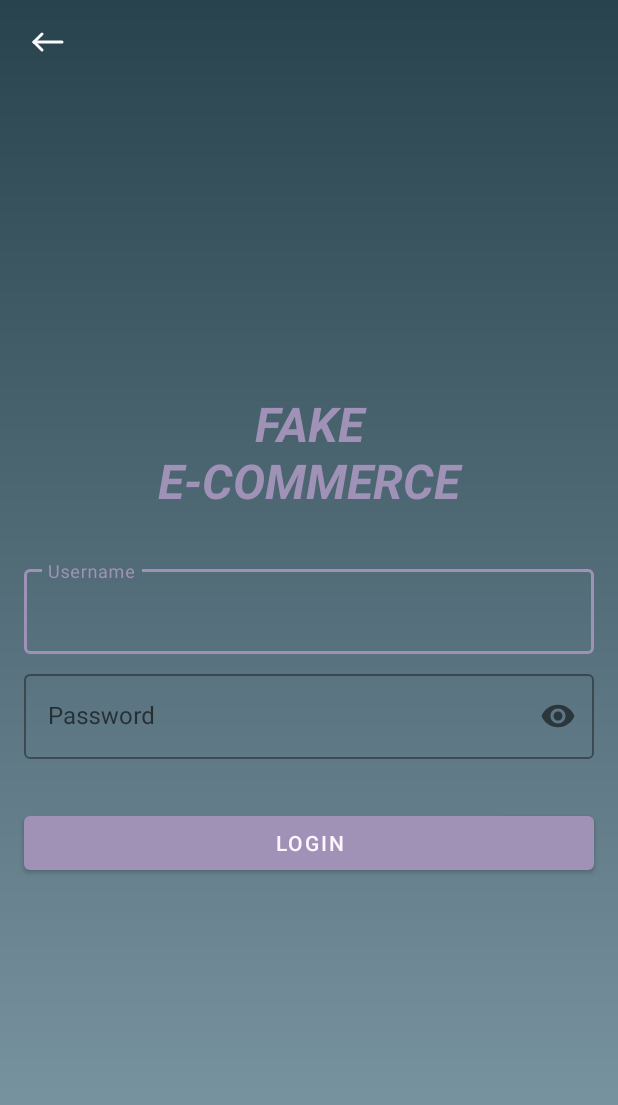
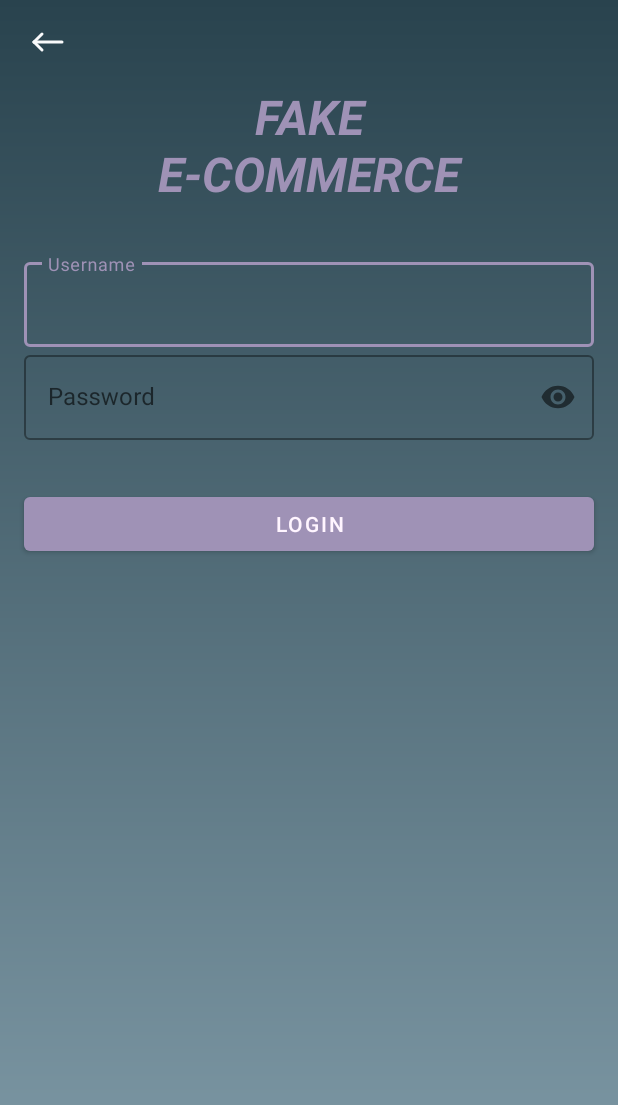
Before and after one commit to Burak-Tasci/fake-ecommerce, an Android app: the screen it shows after launch (MainActivity), on a phone screen of 412 x 824 dp. Shown: the top 1105 px of the screen. Run offline under Robolectric (Android 15) with nearby library versions, the phone set to English and light mode, and no system bars; our stand-ins replace Dagger/Hilt's generated code, data binding.

Commit message:
add | vertical chain on layout

```diff
--- a/app/src/main/res/layout/fragment_login.xml
+++ b/app/src/main/res/layout/fragment_login.xml
@@ -26,10 +26,12 @@
             tools:context=".features.login.LoginFragment">
 
             <com.google.android.material.textview.MaterialTextView
+                android:id="@+id/tvTitle"
                 android:layout_width="match_parent"
-                android:textSize="32sp"
+                android:textSize="@dimen/textsize_32sp"
                 app:layout_constraintBottom_toTopOf="@id/tilUserName"
                 android:layout_marginBottom="@dimen/margin_32dp"
+                app:layout_constraintTop_toTopOf="parent"
                 android:text="@string/app_name"
                 android:gravity="center"
                 android:textColor="@color/glossy_grape"
@@ -44,7 +46,7 @@
                 android:layout_marginHorizontal="@dimen/margin_16dp"
                 android:hint="@string/username"
                 app:layout_constraintBottom_toTopOf="@id/tilPassword"
-                app:layout_constraintTop_toTopOf="parent"
+                app:layout_constraintTop_toBottomOf="@id/tvTitle"
                 app:layout_constraintVertical_chainStyle="packed">
 
                 <com.google.android.material.textfield.TextInputEditText
@@ -59,10 +61,9 @@
                 android:layout_width="match_parent"
                 android:layout_height="wrap_content"
                 android:layout_marginHorizontal="@dimen/margin_16dp"
-                android:layout_marginTop="@dimen/margin_8dp"
                 android:hint="@string/password"
-                app:layout_constraintBottom_toBottomOf="parent"
                 app:layout_constraintTop_toBottomOf="@id/tilUserName"
+                app:layout_constraintBottom_toTopOf="@id/btnLogin"
                 app:passwordToggleEnabled="true">
 
                 <com.google.android.material.textfield.TextInputEditText
@@ -74,6 +75,7 @@
 
             <com.google.android.material.button.MaterialButton
                 android:layout_width="match_parent"
+                android:id="@+id/btnLogin"
                 android:layout_height="wrap_content"
                 android:layout_marginHorizontal="@dimen/margin_16dp"
                 android:layout_marginTop="@dimen/margin_32dp"
```
